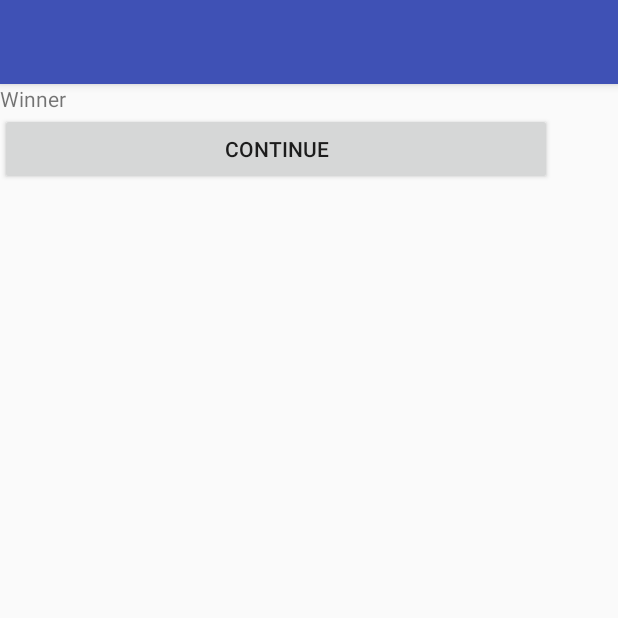
After one commit to fredyk/Android-Poker, an Android app: the RoundWinner screen opened directly, with no data from a screen before it, on a phone screen of 412 x 824 dp, the top half of it. The commit adds this screen. Run offline under Robolectric (Android 15) with nearby library versions, the phone set to English and light mode, and no system bars; 6 statements that could not run were skipped.

Commit message:
Finished hand, fold, call functions and round end page

```diff
--- a/app/src/main/AndroidManifest.xml
+++ b/app/src/main/AndroidManifest.xml
@@ -23,7 +23,9 @@
             android:name=".NamePlayers"
             android:parentActivityName=".PlayerCount" />
         <activity android:name=".GameState" />
-        <activity android:name=".PlayGame"></activity>
+        <activity android:name=".PlayGame" />
+        <activity android:name=".GameOver" />
+        <activity android:name=".RoundWinner"></activity>
     </application>
 
 </manifest>
--- a/app/src/main/java/com/ryan/poker/GameState.java
+++ b/app/src/main/java/com/ryan/poker/GameState.java
@@ -91,4 +91,8 @@ public class GameState extends AppCompatActivity {
         intent.putExtras(extras);
         startActivity(intent);
     }
+
+    @Override
+    public void onBackPressed() {
+    }
 }
--- /dev/null
+++ b/app/src/main/java/com/ryan/poker/RoundWinner.java
@@ -0,0 +1,62 @@
+package com.ryan.poker;
+
+import android.content.Intent;
+import android.support.v7.app.AppCompatActivity;
+import android.os.Bundle;
+import android.view.View;
+import android.widget.Button;
+import android.widget.LinearLayout;
+import android.widget.TextView;
+
+import org.w3c.dom.Text;
+
+import java.util.ArrayList;
+
+public class RoundWinner extends AppCompatActivity {
+
+    @Override
+    protected void onCreate(Bundle savedInstanceState) {
+        super.onCreate(savedInstanceState);
+        setContentView(R.layout.activity_round_winner);
+
+        Bundle extras = getIntent().getExtras();
+        ArrayList<String> winnerInfo = extras.getStringArrayList("com.ryan.poker.winnerInfo");
+        final String[] playerNameArray = extras.getStringArray("com.ryan.poker.playerNameArray");
+        final int[] playerMoneyArray = extras.getIntArray("com.ryan.poker.playerMoneyArray");
+        final int blind = extras.getInt("com.ryan.poker.blind");
+        final int smallBlind = extras.getInt("com.ryan.poker.smallBlind");
+        final int gameRound = extras.getInt("com.ryan.poker.gameRound");
+
+        LinearLayout displayWinners = (LinearLayout) findViewById(R.id.DisplayWinners);
+        displayWinners.setGravity(1);
+
+        TextView winner = new TextView(this);
+        winner.setText("Winner");
+        displayWinners.addView(winner);
+        Button Enter = new Button(this);
+        Enter.setText("Continue");
+        Enter.setOnClickListener(new View.OnClickListener() {
+            @Override
+            public void onClick(View v) {
+                sendPlayerInfo(playerNameArray, playerMoneyArray, blind, smallBlind, gameRound);
+            }
+        });
+        displayWinners.addView(Enter);
+    }
+
+    public void sendPlayerInfo(String[] playerNameArray, int[] playerMoneyArray, int blind, int smallBlind, int gameRound){
+        Intent intent = new Intent (this, GameState.class);
+        Bundle extras = new Bundle();
+        extras.putStringArray("com.ryan.poker.playerNameArray",playerNameArray);
+        extras.putIntArray("com.ryan.poker.playerMoneyArray",playerMoneyArray);
+        extras.putInt("com.ryan.poker.blind",blind);
+        extras.putInt("com.ryan.poker.smallBlind",smallBlind);
+        extras.putInt("com.ryan.poker.gameRound",gameRound);
+        intent.putExtras(extras);
+        startActivity(intent);
+    }
+
+    @Override
+    public void onBackPressed() {
+    }
+}
--- /dev/null
+++ b/app/src/main/res/layout/activity_round_winner.xml
@@ -0,0 +1,21 @@
+<?xml version="1.0" encoding="utf-8"?>
+<android.support.constraint.ConstraintLayout xmlns:android="http://schemas.android.com/apk/res/android"
+    xmlns:app="http://schemas.android.com/apk/res-auto"
+    xmlns:tools="http://schemas.android.com/tools"
+    android:layout_width="match_parent"
+    android:layout_height="match_parent"
+    tools:context="com.ryan.poker.RoundWinner">
+
+    <ScrollView
+        android:layout_width="368dp"
+        android:layout_height="wrap_content"
+        tools:layout_editor_absoluteX="8dp"
+        tools:layout_editor_absoluteY="8dp">
+
+        <LinearLayout
+            android:id="@+id/DisplayWinners"
+            android:layout_width="match_parent"
+            android:layout_height="match_parent"
+            android:orientation="vertical" />
+    </ScrollView>
+</android.support.constraint.ConstraintLayout>
```
Also changed, not shown: app/src/main/java/com/ryan/poker/Game.java (+31 -67 lines), app/src/main/java/com/ryan/poker/GameOver.java (added, +25 -0 lines), app/src/main/java/com/ryan/poker/PlayGame.java (+86 -44 lines), app/src/main/res/layout/activity_game_over.xml (added, +16 -0 lines), app/src/main/res/layout/activity_play_game.xml (+8 -5 lines).
